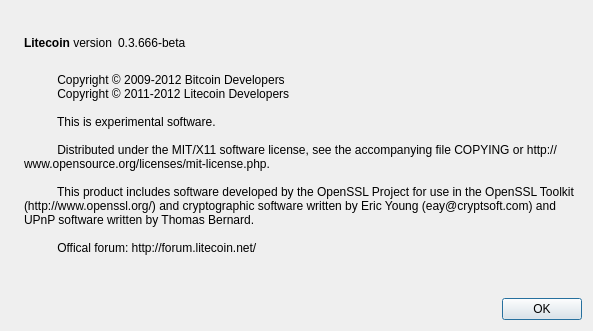
This is src/qt/forms/aboutdialog.ui in G2C/G2C as Qt 5 draws it before an edit. The edited form follows.
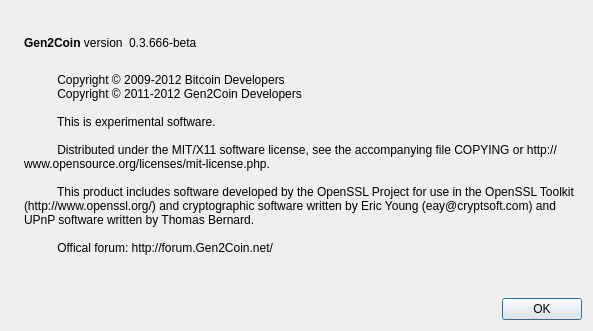
This is the edited form. Icons and pictures are not drawn.

Patch:
```diff
--- a/src/qt/forms/aboutdialog.ui
+++ b/src/qt/forms/aboutdialog.ui
@@ -50,7 +50,7 @@
           <cursorShape>IBeamCursor</cursorShape>
          </property>
          <property name="text">
-          <string>&lt;b&gt;Litecoin&lt;/b&gt; version</string>
+          <string>&lt;b&gt;Gen2Coin&lt;/b&gt; version</string>
          </property>
          <property name="textInteractionFlags">
           <set>Qt::LinksAccessibleByMouse|Qt::TextSelectableByKeyboard|Qt::TextSelectableByMouse</set>
@@ -96,7 +96,7 @@
        <property name="text">
         <string>
           Copyright © 2009-2012 Bitcoin Developers
-          Copyright © 2011-2012 Litecoin Developers
+          Copyright © 2011-2012 Gen2Coin Developers
 
           This is experimental software.
 
@@ -104,7 +104,7 @@
 
           This product includes software developed by the OpenSSL Project for use in the OpenSSL Toolkit (http://www.openssl.org/) and cryptographic software written by Eric Young (eay@cryptsoft.com) and UPnP software written by Thomas Bernard.
 
-          Offical forum: http://forum.litecoin.net/
+          Offical forum: http://forum.Gen2Coin.net/
         </string>
        </property>
        <property name="wordWrap">
```
Left out of the diff: 2 changed lines with no effect on the pictures.
